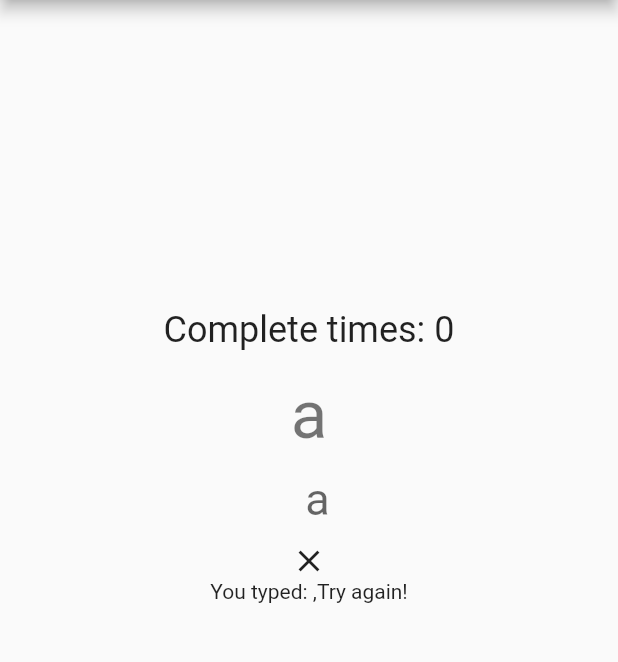
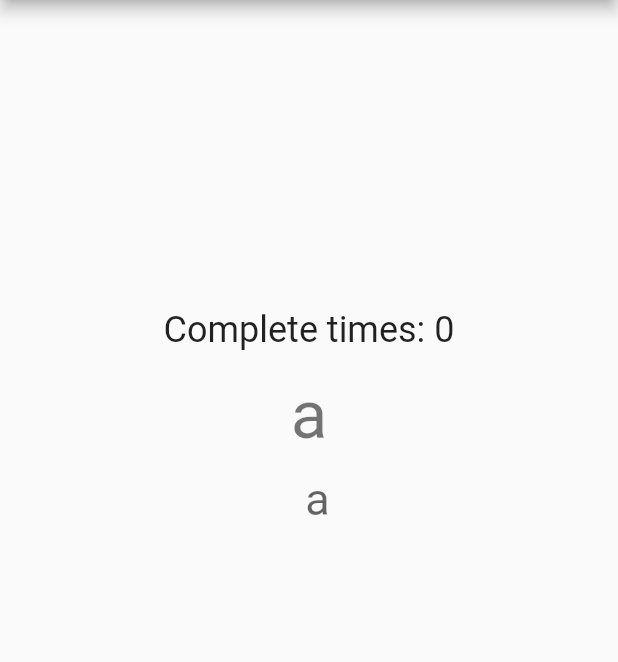
Before and after one commit to totachlan/typing_exercise, a Flutter app: the screen it shows after launch, on a phone screen of 412 x 824 dp, the part 84-746 px from its top. Run offline on Flutter 3.47's test engine with Material 2 defaults, Android fonts, the phone set to English and light mode, and no system bars.

Commit message:
fix: hide error msg when the first time playing game

```diff
--- a/lib/main.dart
+++ b/lib/main.dart
@@ -101,10 +101,17 @@ class _MainPageState extends State<MainPage> {
                 ),
               ),
             ),
-            correct ? const Icon(Icons.done) : const Icon(Icons.clear),
-            correct
-                ? const Text('Good!')
-                : Text('You typed: $typedErrorLetter,Try again!'),
+            Visibility(
+              visible: typedErrorLetter.isNotEmpty || correct == true,
+              child: Column(
+                children: [
+                  correct
+                      ? const Text('Good!')
+                      : Text('You typed: $typedErrorLetter,Try again!'),
+                  correct ? const Icon(Icons.done) : const Icon(Icons.clear),
+                ],
+              ),
+            ),
             SizedBox(
               height: 50,
               child: Column(
```
